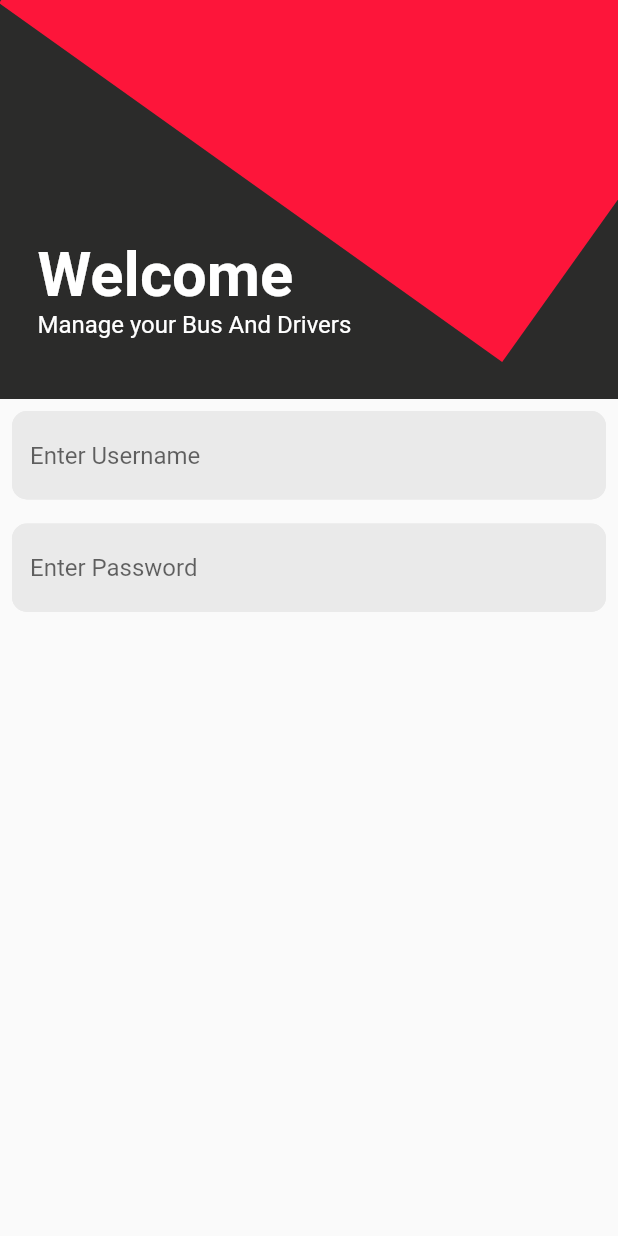
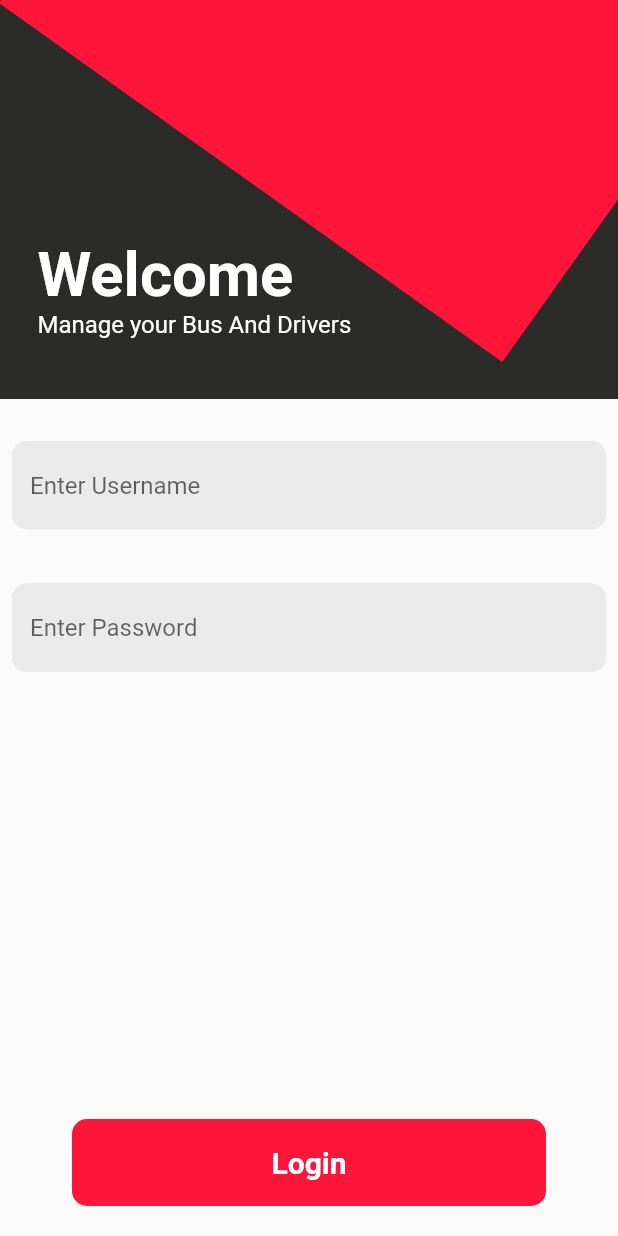
Before and after one commit to joe-l-mathew/Noviindus-Technologies, a Flutter app: the LoginScreen screen opened directly, on a phone screen of 412 x 824 dp. Run offline on Flutter 3.47's test engine with Material 2 defaults, Android fonts, the light colour scheme and no system bars; our stand-ins replace flutter_svg.

Commit message:
Completed Login screen with flow

```diff
--- a/lib/main.dart
+++ b/lib/main.dart
@@ -1,6 +1,6 @@
 import 'package:flutter/material.dart';
 
-import 'presentation/login/login_screen.dart';
+import 'presentation/splash/splash_screen.dart';
 
 void main() {
   runApp(const MyApp());
@@ -14,7 +14,7 @@ class MyApp extends StatelessWidget {
   Widget build(BuildContext context) {
     return const MaterialApp(
       title: 'Noviindus Technologies',
-      home: LoginScreen(),
+      home: SplashScreen(),
     );
   }
 }
--- a/lib/presentation/login/login_screen.dart
+++ b/lib/presentation/login/login_screen.dart
@@ -1,6 +1,8 @@
 import 'package:flutter/material.dart';
 
 import '../../constants/colors.dart';
+import '../../widgets/button_widget.dart';
+import 'text_field_widget.dart';
 
 class LoginScreen extends StatelessWidget {
   const LoginScreen({super.key});
@@ -55,50 +57,34 @@ class LoginScreen extends StatelessWidget {
             ],
           ),
           //bottom Part
+          const SizedBox(
+            height: 20,
+          ),
           TextFormFieldWidget(
             controller: nameController,
             hintText: "Enter Username",
+          ),
+          const SizedBox(
+            height: 20,
           ),
 
           TextFormFieldWidget(
             controller: passwordController,
             hintText: "Enter Password",
-          )
+          ),
+          const Spacer(),
+          ButtonWidget(
+            buttonColor: AppColors.splashScreenColor,
+            textColor: AppColors.whiteColor,
+            text: "Login",
+            onPressed: () {},
+          ),
+          const SizedBox(
+            height: 20,
+          ),
         ],
       ),
+      floatingActionButtonLocation: FloatingActionButtonLocation.centerFloat,
     );
   }
 }
-
-class TextFormFieldWidget extends StatelessWidget {
-  final String hintText;
-  final TextEditingController controller;
-  const TextFormFieldWidget({
-    super.key,
-    required this.hintText,
-    required this.controller,
-  });
-
-  @override
-  Widget build(BuildContext context) {
-    return Padding(
-      padding: const EdgeInsets.all(8.0),
-      child: Container(
-        decoration: BoxDecoration(
-          borderRadius: BorderRadius.circular(10),
-          color: AppColors.textFormFieldColor,
-        ),
-        child: TextField(
-          decoration: InputDecoration(
-            hintText: hintText,
-            enabledBorder: OutlineInputBorder(
-              borderSide: const BorderSide(
-                  width: 3, color: AppColors.textFormFieldColor),
-              borderRadius: BorderRadius.circular(10.0),
-            ),
-          ),
-        ),
-      ),
-    );
-  }
-}
--- /dev/null
+++ b/lib/presentation/login/text_field_widget.dart
@@ -0,0 +1,36 @@
+import 'package:flutter/material.dart';
+
+import '../../constants/colors.dart';
+
+class TextFormFieldWidget extends StatelessWidget {
+  final String hintText;
+  final TextEditingController controller;
+  const TextFormFieldWidget({
+    super.key,
+    required this.hintText,
+    required this.controller,
+  });
+
+  @override
+  Widget build(BuildContext context) {
+    return Padding(
+      padding: const EdgeInsets.all(8.0),
+      child: Container(
+        decoration: BoxDecoration(
+          borderRadius: BorderRadius.circular(10),
+          color: AppColors.textFormFieldColor,
+        ),
+        child: TextField(
+          decoration: InputDecoration(
+            hintText: hintText,
+            enabledBorder: OutlineInputBorder(
+              borderSide: const BorderSide(
+                  width: 3, color: AppColors.textFormFieldColor),
+              borderRadius: BorderRadius.circular(10.0),
+            ),
+          ),
+        ),
+      ),
+    );
+  }
+}
--- /dev/null
+++ b/lib/widgets/button_widget.dart
@@ -0,0 +1,37 @@
+import 'package:flutter/material.dart';
+
+class ButtonWidget extends StatelessWidget {
+  final Color textColor;
+  final Color buttonColor;
+  final String text;
+  final VoidCallback onPressed;
+  const ButtonWidget(
+      {super.key,
+      required this.textColor,
+      required this.buttonColor,
+      required this.text,
+      required this.onPressed});
+
+  @override
+  Widget build(BuildContext context) {
+    return GestureDetector(
+      onTap: () {
+        onPressed();
+      },
+      child: Container(
+        width: 316,
+        height: 58,
+        decoration: BoxDecoration(
+          borderRadius: BorderRadius.circular(10),
+          color: buttonColor,
+        ),
+        child: Center(
+            child: Text(
+          text,
+          style: TextStyle(
+              color: textColor, fontSize: 20, fontWeight: FontWeight.bold),
+        )),
+      ),
+    );
+  }
+}
```
Also changed, not shown: lib/presentation/splash/splash_screen.dart (+11 -18 lines).
